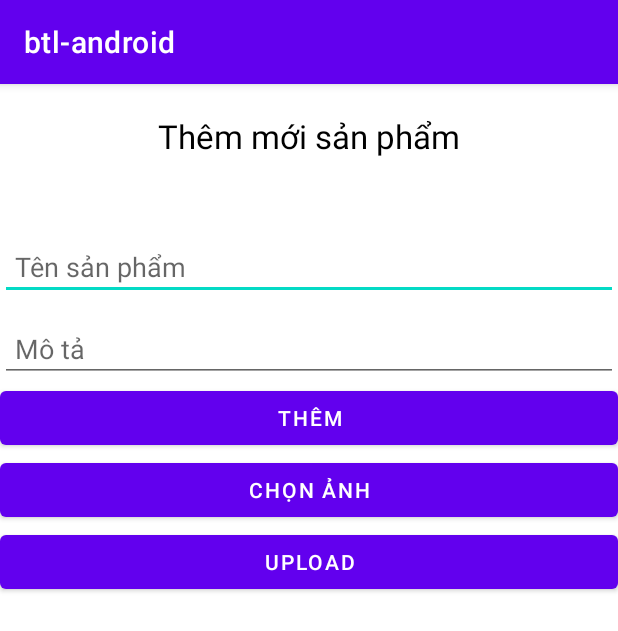
After one commit to shinnoo/btl-android, an Android app: the AddActivity screen opened directly, with no data from a screen before it, on a phone screen of 412 x 824 dp. The commit adds this screen. Shown: the top 631 px of the screen. Run offline under Robolectric (Android 15) with nearby library versions, the phone set to English and light mode, and no system bars; our stand-ins replace Firebase (no records; nobody signed in at launch, a user with empty details on screens opened directly).

Commit message:
them activity add,edit

```diff
--- a/app/build.gradle
+++ b/app/build.gradle
@@ -35,6 +35,7 @@ dependencies {
     implementation 'com.google.android.material:material:1.3.0'
     implementation 'androidx.constraintlayout:constraintlayout:2.0.4'
     implementation 'com.google.firebase:firebase-storage:20.0.0'
+    implementation 'com.google.firebase:firebase-database:20.0.0'
     testImplementation 'junit:junit:4.+'
     androidTestImplementation 'androidx.test.ext:junit:1.1.2'
     androidTestImplementation 'androidx.test.espresso:espresso-core:3.3.0'
--- a/app/src/main/AndroidManifest.xml
+++ b/app/src/main/AndroidManifest.xml
@@ -1,8 +1,10 @@
 <?xml version="1.0" encoding="utf-8"?>
 <manifest xmlns:android="http://schemas.android.com/apk/res/android"
     package="com.example.btl_android">
+
     <uses-permission android:name="android.permission.INTERNET" />
     <uses-permission android:name="android.permission.READ_EXTERNAL_STORAGE" />
+
     <application
         android:allowBackup="true"
         android:icon="@mipmap/ic_launcher"
@@ -10,6 +12,8 @@
         android:roundIcon="@mipmap/ic_launcher_round"
         android:supportsRtl="true"
         android:theme="@style/Theme.Btlandroid">
+        <activity android:name=".EditActivity"></activity>
+        <activity android:name=".AddActivity" />
         <activity android:name=".MainActivity">
             <intent-filter>
                 <action android:name="android.intent.action.MAIN" />
--- /dev/null
+++ b/app/src/main/java/com/example/btl_android/Adapter.java
@@ -0,0 +1,4 @@
+package com.example.btl_android;
+
+public class Adapter {
+}
--- /dev/null
+++ b/app/src/main/java/com/example/btl_android/AddActivity.java
@@ -0,0 +1,123 @@
+package com.example.btl_android;
+
+import android.app.ProgressDialog;
+import android.content.Intent;
+import android.graphics.Bitmap;
+import android.net.Uri;
+import android.os.Bundle;
+import android.provider.MediaStore;
+import android.view.View;
+import android.widget.Button;
+import android.widget.EditText;
+import android.widget.ImageView;
+import android.widget.Toast;
+
+import androidx.annotation.NonNull;
+import androidx.annotation.Nullable;
+import androidx.appcompat.app.AppCompatActivity;
+
+import com.google.android.gms.tasks.OnFailureListener;
+import com.google.android.gms.tasks.OnSuccessListener;
+import com.google.firebase.storage.FirebaseStorage;
+import com.google.firebase.storage.OnProgressListener;
+import com.google.firebase.storage.StorageReference;
+import com.google.firebase.storage.UploadTask;
+
+import java.io.IOException;
+import java.util.UUID;
+
+public class AddActivity extends AppCompatActivity {
+    private Button btnChoose, btnUpload;
+    private ImageView imageView;
+    private EditText addName,addDescription;
+    private Uri filePath;
+    private final int PICK_IMAGE_REQUEST = 71;
+    //Firebase
+    FirebaseStorage storage;
+    StorageReference storageReference;
+    @Override
+    protected void onCreate(@Nullable Bundle savedInstanceState) {
+        super.onCreate(savedInstanceState);
+        setContentView(R.layout.add);
+        btnChoose = findViewById(R.id.addChoose);
+        btnUpload = findViewById(R.id.addUpload);
+        imageView = findViewById(R.id.imgAdd);
+        addName = findViewById(R.id.add_name);
+        addDescription = findViewById(R.id.add_description);
+        storage = FirebaseStorage.getInstance();
+        storageReference = storage.getReference();
+        btnChoose.setOnClickListener(new View.OnClickListener() {
+            @Override
+            public void onClick(View v) {
+                chooseImage();
+            }
+        });
+
+        btnUpload.setOnClickListener(new View.OnClickListener() {
+            @Override
+            public void onClick(View view) {
+                uploadImage();
+            }
+        });
+    }
+
+    private void uploadImage() {
+
+        if(filePath != null)
+        {
+            final ProgressDialog progressDialog = new ProgressDialog(this);
+            progressDialog.setTitle("Uploading...");
+            progressDialog.show();
+
+            StorageReference ref = storageReference.child("images/"+ UUID.randomUUID().toString());
+            ref.putFile(filePath)
+                    .addOnSuccessListener(new OnSuccessListener<UploadTask.TaskSnapshot>() {
+                        @Override
+                        public void onSuccess(UploadTask.TaskSnapshot taskSnapshot) {
+                            progressDialog.dismiss();
+                            Toast.makeText(AddActivity.this, "Uploaded", Toast.LENGTH_SHORT).show();
+                        }
+                    })
+                    .addOnFailureListener(new OnFailureListener() {
+                        @Override
+                        public void onFailure(@NonNull Exception e) {
+                            progressDialog.dismiss();
+                            Toast.makeText(AddActivity.this, "Failed "+e.getMessage(), Toast.LENGTH_SHORT).show();
+                        }
+                    })
+                    .addOnProgressListener(new OnProgressListener<UploadTask.TaskSnapshot>() {
+                        @Override
+                        public void onProgress(UploadTask.TaskSnapshot taskSnapshot) {
+                            double progress = (100.0*taskSnapshot.getBytesTransferred()/taskSnapshot
+                                    .getTotalByteCount());
+                            progressDialog.setMessage("Uploaded "+(int)progress+"%");
+                        }
+                    });
+        }
+    }
+
+    private void chooseImage() {
+        Intent intent = new Intent();
+        intent.setType("image/*");
+        intent.setAction(Intent.ACTION_GET_CONTENT);
+        startActivityForResult(Intent.createChooser(intent, "Select Picture"), PICK_IMAGE_REQUEST);
+    }
+
+    @Override
+    protected void onActivityResult(int requestCode, int resultCode, Intent data) {
+        super.onActivityResult(requestCode, resultCode, data);
+        if(requestCode == PICK_IMAGE_REQUEST && resultCode == RESULT_OK
+                && data != null && data.getData() != null )
+        {
+            filePath = data.getData();
+            try {
+                Bitmap bitmap = MediaStore.Images.Media.getBitmap(getContentResolver(), filePath);
+                imageView.setImageBitmap(bitmap);
+            }
+            catch (IOException e)
+            {
+                e.printStackTrace();
+            }
+        }
+    }
+}
--- /dev/null
+++ b/app/src/main/res/layout/add.xml
@@ -0,0 +1,61 @@
+<?xml version="1.0" encoding="utf-8"?>
+<LinearLayout
+    xmlns:android="http://schemas.android.com/apk/res/android"
+    xmlns:app="http://schemas.android.com/apk/res-auto"
+    xmlns:tools="http://schemas.android.com/tools"
+    android:layout_width="match_parent"
+    android:layout_height="match_parent"
+    tools:context=".AddActivity"
+    android:orientation="vertical">
+
+    <TextView
+        android:layout_width="match_parent"
+        android:layout_height="wrap_content"
+        android:gravity="center"
+        android:text="Thêm mới sản phẩm"
+        android:textColor="@color/black"
+        android:textSize="22sp"
+        android:layout_marginTop="20dp"/>
+
+    <EditText
+        android:id="@+id/add_name"
+        android:layout_marginTop="50dp"
+        android:layout_width="match_parent"
+        android:layout_height="wrap_content"
+        android:textSize="18sp"
+        android:textColor="@color/black"
+        android:hint="Tên sản phẩm"
+        android:padding="10dp"
+        />
+
+    <EditText
+        android:id="@+id/add_description"
+        android:layout_width="match_parent"
+        android:layout_height="wrap_content"
+        android:layout_marginTop="10dp"
+        android:padding="10dp"
+        android:textSize="18sp"
+        android:hint="Mô tả"/>
+
+    <Button
+        android:id="@+id/add_btn"
+        android:layout_width="match_parent"
+        android:layout_height="wrap_content"
+        android:text="Thêm"/>
+
+    <Button android:layout_width="match_parent"
+        android:id="@+id/addChoose"
+        android:text="Chọn ảnh"
+        android:layout_height="wrap_content" />
+
+    <Button android:layout_width="match_parent"
+        android:id="@+id/addUpload"
+        android:text="Upload"
+        android:layout_height="wrap_content" />
+
+    <ImageView
+        android:id="@+id/imgAdd"
+        android:layout_width="match_parent"
+        android:layout_height="match_parent" />
+
+</LinearLayout>
```
Also changed, not shown: app/src/main/java/com/example/btl_android/Database.java (added, +73 -0 lines), app/src/main/java/com/example/btl_android/EditActivity.java (added, +111 -0 lines), app/src/main/java/com/example/btl_android/MainActivity.java (+9 -88 lines), app/src/main/java/com/example/btl_android/Product.java (added, +51 -0 lines), app/src/main/res/drawable/ic_baseline_add_24.xml (added, +10 -0 lines), app/src/main/res/layout/activity_edit.xml (added, +61 -0 lines), app/src/main/res/layout/activity_main.xml (+21 -22 lines).
